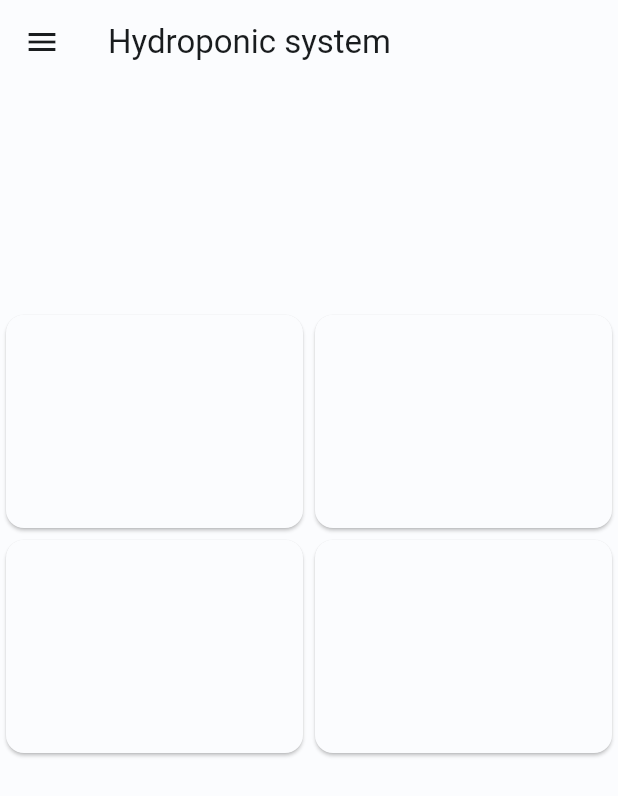
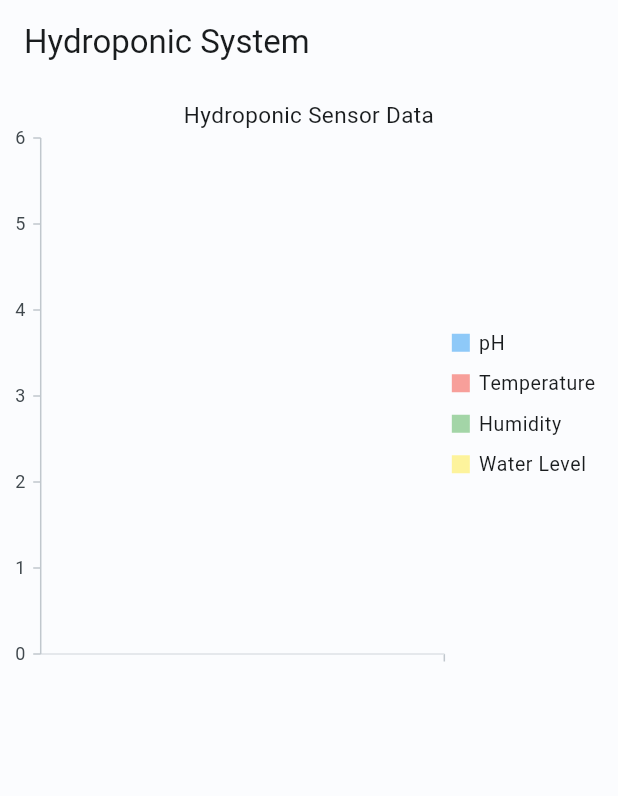
Before and after one commit to roborift23/hydroponic-app, a Flutter app: the screen it shows after launch, on a phone screen of 412 x 824 dp. Shown: the top 796 px of the screen. Run offline on Flutter 3.47's test engine with Material 2 defaults, Android fonts, the phone set to English and light mode, and no system bars; our stand-ins replace firebase_core, firebase_database, syncfusion_flutter_charts; accounts and stored records are empty.

Commit message:
New update

```diff
--- a/lib/main.dart
+++ b/lib/main.dart
@@ -6,7 +6,7 @@ import 'screens/home_page.dart';
 
 void main() async{
   WidgetsFlutterBinding.ensureInitialized();
-  await Firebase.initializeApp();
+ await Firebase.initializeApp();
   runApp(const MyApp());
 }
 
@@ -20,7 +20,7 @@ class MyApp extends StatelessWidget {
     debugShowCheckedModeBanner: false,
      theme: ThemeData(useMaterial3: true, colorScheme: lightColorScheme),
       darkTheme: ThemeData(useMaterial3: true, colorScheme: darkColorScheme),
-      home: const HomePage(),
+      home: HomePage(),
     );
   }
 }
--- /dev/null
+++ b/lib/models/api.dart
@@ -0,0 +1,26 @@
+import 'package:firebase_database/firebase_database.dart';
+import 'sensor_data.dart';
+
+class GetRequest {
+  final DatabaseReference _ref = FirebaseDatabase.instance.ref('sensor_data');
+
+  Stream<List<Sensor>> getSensorDataStream() {
+    return _ref.onValue.map((event) {
+      List<Sensor> sensorData = [];
+
+      final dataSnapshot = event.snapshot;
+      final Object? data = dataSnapshot.value;
+
+      if (data != null && data is Map<dynamic, dynamic>) {
+        data.forEach((key, value) {
+          if (value is Map<String, dynamic>) {
+            Sensor sensor = Sensor.fromJson(value);
+            sensorData.add(sensor);
+          }
+        });
+      }
+
+      return sensorData;
+    });
+  }
+}
--- /dev/null
+++ b/lib/models/sensor_data.dart
@@ -0,0 +1,37 @@
+class Sensor {
+  final String sensorName;
+  final int ph;
+  final int temperature;
+  final int humidity;
+  final int nutrients;
+  final int waterlvl;
+
+  Sensor({
+    required this.sensorName,
+    required this.ph,
+    required this.temperature,
+    required this.humidity,
+    required this.nutrients,
+    required this.waterlvl,
+  });
+
+  factory Sensor.fromJson(Map<String, dynamic> json) => Sensor(
+        sensorName: json["sensorName"],
+        ph: json["ph"],
+        temperature: json["temperature"],
+        humidity: json["humidity"],
+        nutrients: json["nutrients"],
+        waterlvl: json["waterlvl"],
+      );
+
+  Map<String, dynamic> toJson() => {
+        "sensorName": sensorName,
+        "ph": ph,
+        "temperature": temperature,
+        "humidity": humidity,
+        "nutrients": nutrients,
+        "waterlvl": waterlvl,
+      };
+
+
+}
--- a/lib/screens/home_page.dart
+++ b/lib/screens/home_page.dart
@@ -1,85 +1,109 @@
 import 'package:flutter/material.dart';
+import 'package:syncfusion_flutter_charts/charts.dart';
 
-class HomePage extends StatelessWidget {
-  const HomePage({super.key});
+import '../models/api.dart'; // Import your API class
+import '../models/sensor_data.dart'; // Import your Sensor class
+
+class HomePage extends StatefulWidget {
+  @override
+  _HomePageState createState() => _HomePageState();
+}
+
+class _HomePageState extends State<HomePage> {
+  late Stream<List<Sensor>> sensorDataStream;
+  late TooltipBehavior _tooltipBehavior;
+
+  @override
+  void initState() {
+    super.initState();
+    _tooltipBehavior = TooltipBehavior(enable: true);
+    sensorDataStream = GetRequest().getSensorDataStream();
+  }
 
   @override
   Widget build(BuildContext context) {
     return Scaffold(
-    appBar: AppBar(
-      title: Text('Hydroponic system')),
-      drawer: Drawer(),
-      body: ListView(
-          children: [
-            Container(
-              height: 100,
-              decoration: BoxDecoration(
-              )
-            ),
-            const SizedBox(
-              height: 400,
-            child: Row(
-              children: [
-                Expanded(
-                  child: SizedBox(
-                    height: 300,
-                    child: Column(
-                      children: [
-                        Expanded(
-                          child: Card(
-  //shape: Theme.of(context).cardTheme.shape,
-                          child:  SizedBox(
-                                    width: 200,
-                                    height: 300,
-                                     ),
-                                    ),
-                        ),
-                        Expanded(
-                          child: Card(
-  //shape: Theme.of(context).cardTheme.shape,
-                    child: SizedBox(
-                            width: 200,
-                            height: 300,
-                              ),
-                            ),
-                        ),
-                      ],
-                    )
+      appBar: AppBar(
+        title: Text('Hydroponic System')
+      ),
+      body: Container(
+        decoration: BoxDecoration(
+          borderRadius: BorderRadius.all(Radius.circular(20)),
+        ),
+        child: StreamBuilder<List<Sensor>>(
+          stream: sensorDataStream,
+          builder: (context, snapshot) {
+            if (snapshot.connectionState == ConnectionState.waiting) {
+              return Center(child: const CircularProgressIndicator());
+            } else if (snapshot.hasError) {
+              print(snapshot.error);
+              return Center(child: Text('Error: ${snapshot.error}'));
+            } else if (!snapshot.hasData) {
+              return Center(child: Text(snapshot.data as String));
+            } else {
+              // Extract sensor data from the snapshot
+              List<Sensor> sensorData = snapshot.data!;
+
+              return ListView(
+              shrinkWrap: true,
+                children:[ SizedBox(
+                  height: 400,
+                  width: 300,
+                     child: SfCartesianChart(
+                    tooltipBehavior: _tooltipBehavior,
+                    title: ChartTitle(text: 'Hydroponic Sensor Data'),
+                    legend: Legend(isVisible: true),
+                    primaryXAxis: CategoryAxis(),
+                    palette: <Color>[
+                      Colors.blue.withOpacity(0.5),
+                      Colors.red.withOpacity(0.5),
+                      Colors.green.withOpacity(0.5),
+                      Colors.yellow.withOpacity(0.5),
+                    ],
+                    series: <CartesianSeries<Sensor, String>>[
+                      ColumnSeries<Sensor, String>(
+                        name: "pH",
+                        dataSource: sensorData,
+                        xValueMapper: (Sensor data, _) => data.sensorName,
+                        yValueMapper: (Sensor data, _) => data.ph,
+                        dataLabelSettings: DataLabelSettings(isVisible: false),
+                        enableTooltip: true,
+                      ),
+                      ColumnSeries<Sensor, String>(
+                        name: "Temperature",
+                        dataSource: sensorData,
+                        xValueMapper: (Sensor data, _) => data.sensorName,
+                        yValueMapper: (Sensor data, _) => data.temperature,
+                        dataLabelSettings: DataLabelSettings(isVisible: false),
+                        enableTooltip: true,
+                      ),
+                      ColumnSeries<Sensor, String>(
+                        name: "Humidity",
+                        dataSource: sensorData,
+                        xValueMapper: (Sensor data, _) => data.sensorName,
+                        yValueMapper: (Sensor data, _) => data.humidity,
+                        dataLabelSettings: DataLabelSettings(isVisible: false),
+                        enableTooltip: true,
+                      ),
+                      ColumnSeries<Sensor, String>(
+                        name: "Water Level",
+                        dataSource: sensorData,
+                        xValueMapper: (Sensor data, _) => data.sensorName,
+                        yValueMapper: (Sensor data, _) => data.waterlvl,
+                        dataLabelSettings: DataLabelSettings(isVisible: false),
+                        enableTooltip: true,
+                      ),
+                    ],
                   ),
                 ),
-                Expanded(
-                  child: SizedBox(
-                    height: 300,
-                    child: Column(
-                      children: [
-                             Expanded(
-                          child: Card(
-  //shape: Theme.of(context).cardTheme.shape,
-                          child:  SizedBox(
-                                    width: 200,
-                                    height: 300,
-                                     ),
-                                    ),
-                        ),
-                        Expanded(
-                          child: Card(
-  //shape: Theme.of(context).cardTheme.shape,
-                    child: SizedBox(
-                            width: 200,
-                            height: 300,
-                              ),
-                            ),
-                        ),
-                      ],
-                    )
-                  ),
-                ),
-                      ],
-                    )
-                  ),
-  ])
 
-            );
 
+                ]
+              );
+            }
+          },
+        ),
+      ),
+    );
   }
 }
--- a/pubspec.yaml
+++ b/pubspec.yaml
@@ -21,6 +21,9 @@ dependencies:
   cupertino_icons: ^1.0.2
   firebase_database: ^10.2.6
   firebase_core: ^2.16.0
+  syncfusion_flutter_charts: ^23.1.38
+  fl_chart: ^0.63.0
+  flutter_staggered_grid_view: ^0.7.0
 
 
 dev_dependencies:
```
Also changed, not shown: pubspec.lock, 15 other files.
